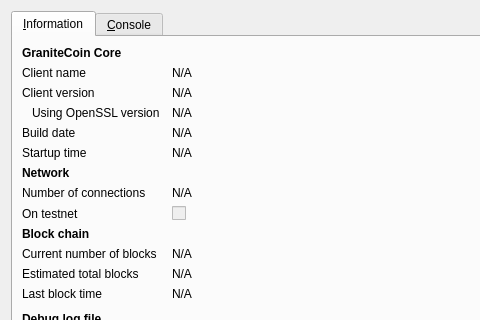
Qt form src/qt/forms/rpcconsole.ui (chrysophylax69/granite) before a commit; both pictures show x 0 to 480 and y 0 to 320 of the 740 by 450 pixel window.
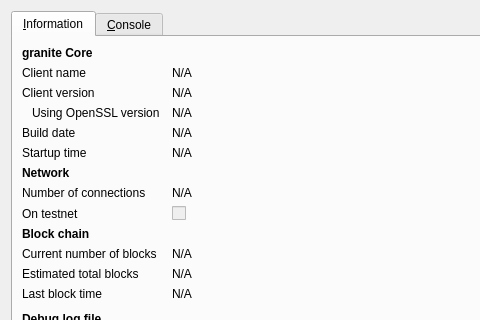
The same form after that commit. Icons and pictures are not drawn.

```diff
--- a/src/qt/forms/rpcconsole.ui
+++ b/src/qt/forms/rpcconsole.ui
@@ -36,7 +36,7 @@
           </font>
          </property>
          <property name="text">
-          <string>GraniteCoin Core</string>
+          <string>granite Core</string>
          </property>
         </widget>
        </item>
```
Left out of the diff: 6 changed lines with no effect on the pictures.
